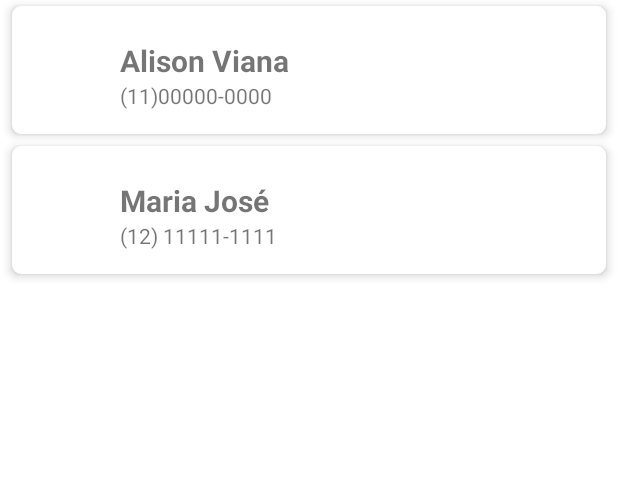
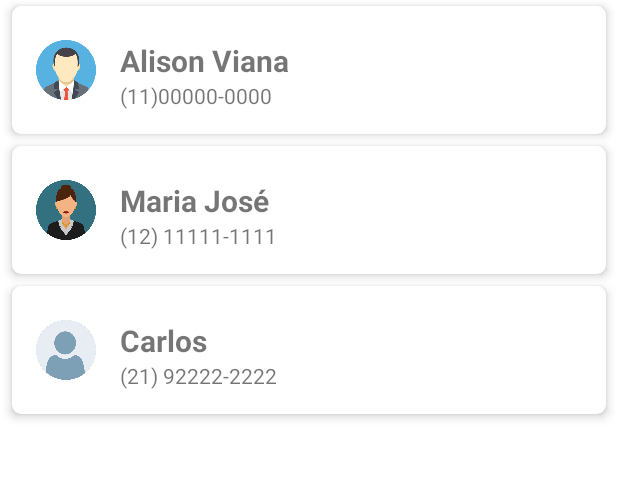
Before and after one commit to alisonViana/lista-contatos-bootcampInter, an Android app: the screen it shows after launch (MainActivity), on a phone screen of 412 x 824 dp, the part 84-564 px from its top. Run offline under Robolectric (Android 15) with nearby library versions, the phone set to English and light mode, and no system bars.

Commit message:
created detail contact activity

```diff
--- a/app/build.gradle
+++ b/app/build.gradle
@@ -1,6 +1,7 @@
 plugins {
     id 'com.android.application'
     id 'kotlin-android'
+    id 'kotlin-android-extensions'
 }
 
 android {
--- a/app/src/main/AndroidManifest.xml
+++ b/app/src/main/AndroidManifest.xml
@@ -10,6 +10,9 @@
         android:supportsRtl="true"
         android:theme="@style/Theme.ListaContatosBootcampInter">
         <activity
+            android:name=".DetailActivity"
+            android:exported="true" />
+        <activity
             android:name=".MainActivity"
             android:exported="true">
             <intent-filter>
--- a/app/src/main/java/br/com/bootcampinter/Contact.kt
+++ b/app/src/main/java/br/com/bootcampinter/Contact.kt
@@ -1,10 +1,16 @@
 package br.com.bootcampinter
+
+import android.os.Parcelable
+import kotlinx.android.parcel.Parcelize
 
 /**
  * Classe que representa cada contato da lista
+ *
+ * Parcelize - torna a classe apata a trafegar entre activitys diferentes
  */
+@Parcelize
 data class Contact(
     val name: String,
     val phone: String,
-    val photograph: String
-)
+    val photograph: Int = R.drawable.default_avatar
+) : Parcelable
--- a/app/src/main/java/br/com/bootcampinter/ContactAdapter.kt
+++ b/app/src/main/java/br/com/bootcampinter/ContactAdapter.kt
@@ -10,7 +10,7 @@ import androidx.recyclerview.widget.RecyclerView
 /**
  * Classe responsável por gerenciar a lista de contatos como um todo
  */
-class ContactAdapter : RecyclerView.Adapter<ContactAdapter.ContactAdapterViewHolder>() {
+class ContactAdapter(var listener: ContactItemClickListener) : RecyclerView.Adapter<ContactAdapter.ContactAdapterViewHolder>() {
 
     private val list: MutableList<Contact> = mutableListOf()
 
@@ -19,7 +19,7 @@ class ContactAdapter : RecyclerView.Adapter<ContactAdapter.ContactAdapterViewHol
      */
     override fun onCreateViewHolder(parent: ViewGroup, viewType: Int): ContactAdapterViewHolder {
         val view = LayoutInflater.from(parent.context).inflate(R.layout.contact_item, parent, false)
-        return ContactAdapterViewHolder(view)
+        return ContactAdapterViewHolder(view, listener, list)
     }
 
     /**
@@ -51,14 +51,22 @@ class ContactAdapter : RecyclerView.Adapter<ContactAdapter.ContactAdapterViewHol
     /**
      * Classe responsável pelo gerenciamento de cada item
      */
-    class ContactAdapterViewHolder(itemView: View) : RecyclerView.ViewHolder(itemView) {
+    class ContactAdapterViewHolder(itemView: View, listener: ContactItemClickListener, list: List<Contact>) : RecyclerView.ViewHolder(itemView) {
         private val tvName: TextView = itemView.findViewById(R.id.tv_name)
         private val tvPhone: TextView = itemView.findViewById(R.id.tv_phone)
         private val ivPhotograph: ImageView = itemView.findViewById(R.id.iv_photograph)
 
+        init {
+            itemView.setOnClickListener {
+                listener.onClickItemContact(list[adapterPosition])
+            }
+        }
+
         fun bind(contact: Contact) {
             tvName.text = contact.name
             tvPhone.text = contact.phone
+            ivPhotograph.setImageResource(contact.photograph)
         }
+
     }
 }
--- /dev/null
+++ b/app/src/main/java/br/com/bootcampinter/ContactItemClickListener.kt
@@ -0,0 +1,5 @@
+package br.com.bootcampinter
+
+interface ContactItemClickListener {
+    fun onClickItemContact(contact: Contact)
+}
--- a/app/src/main/java/br/com/bootcampinter/MainActivity.kt
+++ b/app/src/main/java/br/com/bootcampinter/MainActivity.kt
@@ -1,5 +1,6 @@
 package br.com.bootcampinter
 
+import android.content.Intent
 import androidx.appcompat.app.AppCompatActivity
 import android.os.Bundle
 import android.view.Menu
@@ -12,9 +13,10 @@ import androidx.appcompat.widget.Toolbar
 import androidx.drawerlayout.widget.DrawerLayout
 import androidx.recyclerview.widget.LinearLayoutManager
 import androidx.recyclerview.widget.RecyclerView
+import br.com.bootcampinter.DetailActivity.Companion.EXTRA_CONTACT
 import com.google.android.material.navigation.NavigationView
 
-class MainActivity : AppCompatActivity() {
+class MainActivity : AppCompatActivity(), ContactItemClickListener {
     /**
      * variável que recebe a RecyclerView
      */
@@ -22,7 +24,7 @@ class MainActivity : AppCompatActivity() {
         findViewById(R.id.rv_list)
     }
 
-    private val adapter = ContactAdapter()
+    private val adapter = ContactAdapter(this)
 
     override fun onCreate(savedInstanceState: Bundle?) {
         super.onCreate(savedInstanceState)
@@ -34,26 +36,6 @@ class MainActivity : AppCompatActivity() {
         updateList()
     }
 
-    private fun setNavegationViewListener() {
-        val navView = findViewById<NavigationView>(R.id.nav_view)
-        navView.setNavigationItemSelectedListener{ item ->
-            when(item.itemId){
-                R.id.item_menu_1 -> {
-                    showToast("MENU 1")
-                    true
-                }
-                R.id.item_menu_2 -> {
-                    showToast("MENU 2")
-                    true
-                }
-                else -> {
-                    false
-                }
-            }
-        }
-    }
-
-
     private fun initDrawer() {
         val drawerLayout = findViewById<View>(R.id.drawer_layout) as DrawerLayout
         val toolbar = findViewById<Toolbar>(R.id.toolbar)
@@ -64,22 +46,18 @@ class MainActivity : AppCompatActivity() {
         toggle.syncState()
     }
 
-    override fun onBackPressed() {
-        super.onBackPressed()
-
-    }
-
     private fun bindViews() {
         rvList.adapter = adapter
         rvList.layoutManager = LinearLayoutManager(this)
     }
 
     private fun updateList() {
-        val contact1 = Contact("Alison Viana", "(11)00000-0000", "img.png")
-        val contact2 = Contact("Maria José", "(12) 11111-1111", "img.png")
+        val contact1 = Contact("Alison Viana", "(11)00000-0000", R.drawable.male_avatar)
+        val contact2 = Contact("Maria José", "(12) 11111-1111", R.drawable.female_avatar)
+        val contact3 = Contact("Carlos", "(21) 92222-2222")
 
         adapter.updateList(
-            arrayListOf(contact1, contact2)
+            arrayListOf(contact1, contact2, contact3)
         )
     }
 
@@ -92,7 +70,7 @@ class MainActivity : AppCompatActivity() {
      */
     override fun onCreateOptionsMenu(menu: Menu?): Boolean {
         val inflater: MenuInflater = menuInflater
-        inflater.inflate(R.menu.menu, menu)
+        inflater.inflate(R.menu.options_menu, menu)
         return true
     }
 
@@ -109,4 +87,27 @@ class MainActivity : AppCompatActivity() {
             else -> super.onOptionsItemSelected(item)
         }
     }
+
+    private fun setNavegationViewListener() {
+        val navView = findViewById<NavigationView>(R.id.nav_view)
+        navView.setNavigationItemSelectedListener{ item ->
+            when(item.itemId){
+                R.id.item_menu_1 -> {
+                    showToast("MENU 1")
+                    true
+                }
+                R.id.item_menu_2 -> {
+                    showToast("MENU 2")
+                    true
+                }
+                else -> { false }
+            }
+        }
+    }
+
+    override fun onClickItemContact(contact: Contact) {
+        val intent = Intent(this, DetailActivity::class.java)
+        intent.putExtra(EXTRA_CONTACT, contact)
+        startActivity(intent)
+    }
 }
--- a/app/src/main/res/layout/contact_item.xml
+++ b/app/src/main/res/layout/contact_item.xml
@@ -24,13 +24,14 @@
             android:contentDescription="@string/iv_photo_content_description"
             android:layout_width="40dp"
             android:layout_height="40dp"
+            android:src="@android:drawable/sym_contact_card"
             tools:src="@tools:sample/avatars"/>
 
         <TextView
             android:id="@+id/tv_name"
             app:layout_constraintTop_toTopOf="@id/iv_photograph"
             app:layout_constraintStart_toEndOf="@id/iv_photograph"
-            android:layout_marginLeft="16dp"
+            android:layout_marginStart="16dp"
             android:textSize="20sp"
             android:textStyle="bold"
             android:layout_width="0dp"
@@ -41,7 +42,7 @@
             android:id="@+id/tv_phone"
             app:layout_constraintTop_toBottomOf="@id/tv_name"
             app:layout_constraintStart_toEndOf="@id/iv_photograph"
-            android:layout_marginLeft="16dp"
+            android:layout_marginStart="16dp"
             android:textSize="14sp"
             android:layout_width="0dp"
             android:layout_height="wrap_content"
--- a/app/src/main/res/layout/drawer_menu.xml
+++ b/app/src/main/res/layout/drawer_menu.xml
@@ -15,6 +15,6 @@
         android:layout_width="match_parent"
         android:layout_height="match_parent"
         android:layout_gravity="start"
-        app:menu="@menu/menu"/>
+        app:menu="@menu/drawer_menu"/>
 
 </androidx.drawerlayout.widget.DrawerLayout>
--- /dev/null
+++ b/app/src/main/res/menu/drawer_menu.xml
@@ -0,0 +1,12 @@
+<?xml version="1.0" encoding="utf-8"?>
+<menu xmlns:android="http://schemas.android.com/apk/res/android">
+    <item
+        android:id="@+id/item_menu_1"
+        android:title="@string/menu_1"
+        android:icon="@android:drawable/ic_menu_help" />
+
+    <item
+        android:id="@+id/item_menu_2"
+        android:title="@string/menu_2"
+        android:icon="@android:drawable/ic_menu_share" />
+</menu>
--- a/app/src/main/res/menu/menu.xml
+++ b/app/src/main/res/menu/options_menu.xml
@@ -1,7 +1,8 @@
 <?xml version="1.0" encoding="utf-8"?>
 <menu xmlns:android="http://schemas.android.com/apk/res/android">
 
-    <item android:id="@+id/item_menu_1"
+    <item
+        android:id="@+id/item_menu_1"
         android:title="@string/menu_1" />
 
     <item android:id="@+id/item_menu_2"
```
Also changed, not shown: app/src/main/java/br/com/bootcampinter/DetailActivity.kt (added, +50 -0 lines), app/src/main/res/layout/contact_detail.xml (added, +67 -0 lines), app/src/main/res/drawable/default_avatar.png (added), app/src/main/res/drawable/female_avatar.png (added), app/src/main/res/drawable/male_avatar.png (added).
